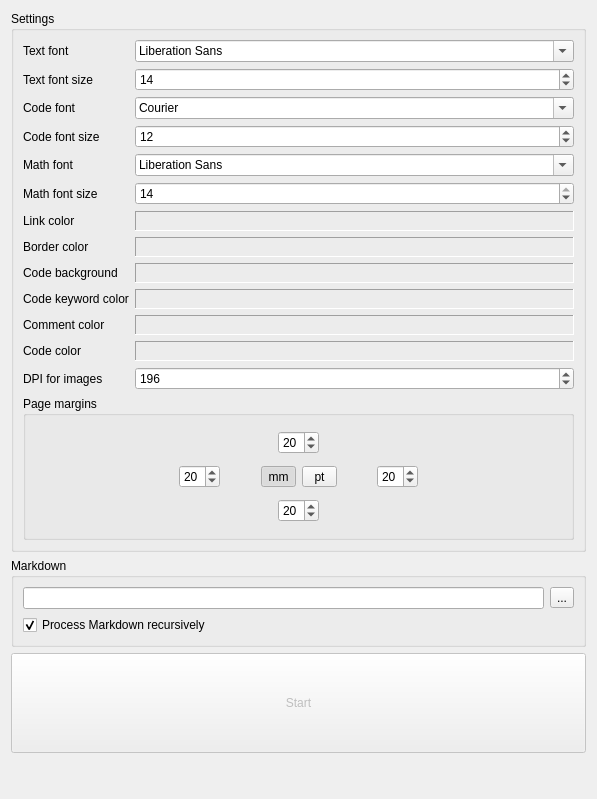
Above: md-pdf/main_window.ui from igormironchik/md-pdf before the change. Below: the same form after it.
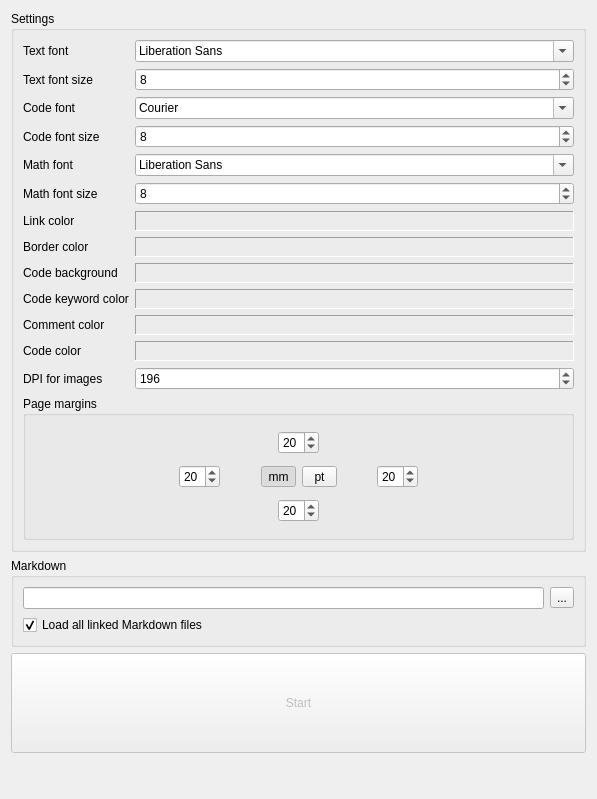
That is the form after the change. Custom widgets are drawn as their Qt base class.

What changed in the file:
```diff
--- a/md-pdf/main_window.ui
+++ b/md-pdf/main_window.ui
@@ -70,7 +70,7 @@
            <number>16</number>
           </property>
           <property name="value">
-           <number>14</number>
+           <number>8</number>
           </property>
          </widget>
         </item>
@@ -122,7 +122,7 @@
            <number>14</number>
           </property>
           <property name="value">
-           <number>12</number>
+           <number>8</number>
           </property>
          </widget>
         </item>
@@ -152,7 +152,7 @@
            <number>14</number>
           </property>
           <property name="value">
-           <number>14</number>
+           <number>8</number>
           </property>
          </widget>
         </item>
@@ -637,7 +637,7 @@
       <item>
        <widget class="QCheckBox" name="m_recursive">
         <property name="text">
-         <string>Process Markdown recursively</string>
+         <string>Load all linked Markdown files</string>
         </property>
         <property name="checked">
          <bool>true</bool>
```
